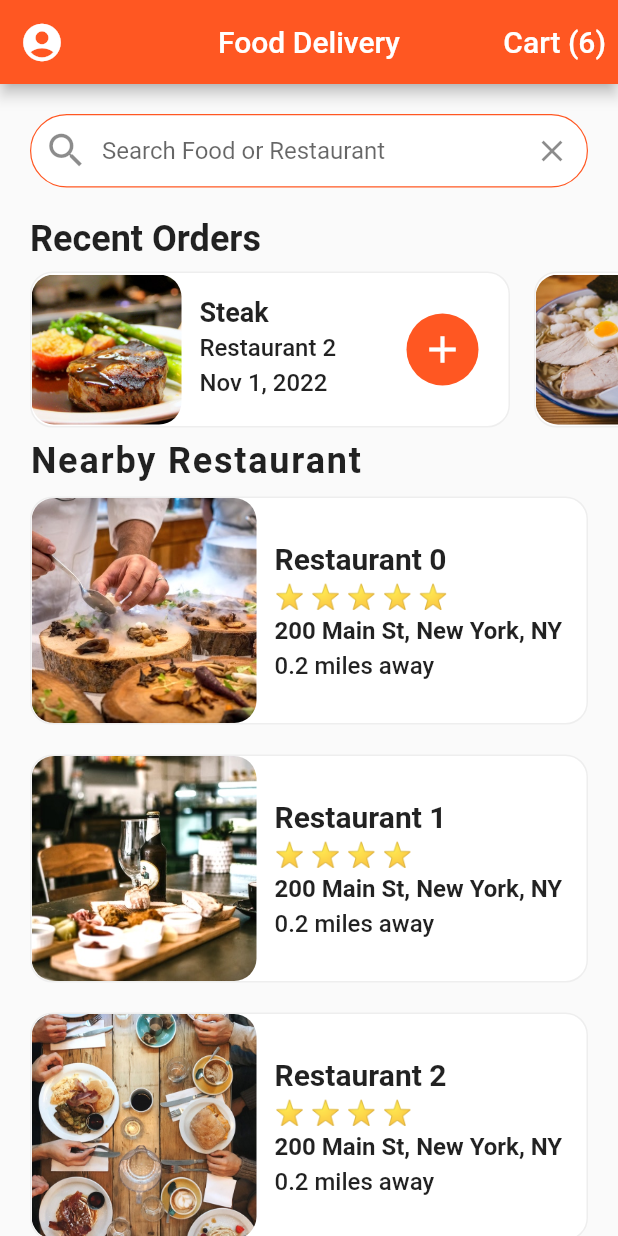
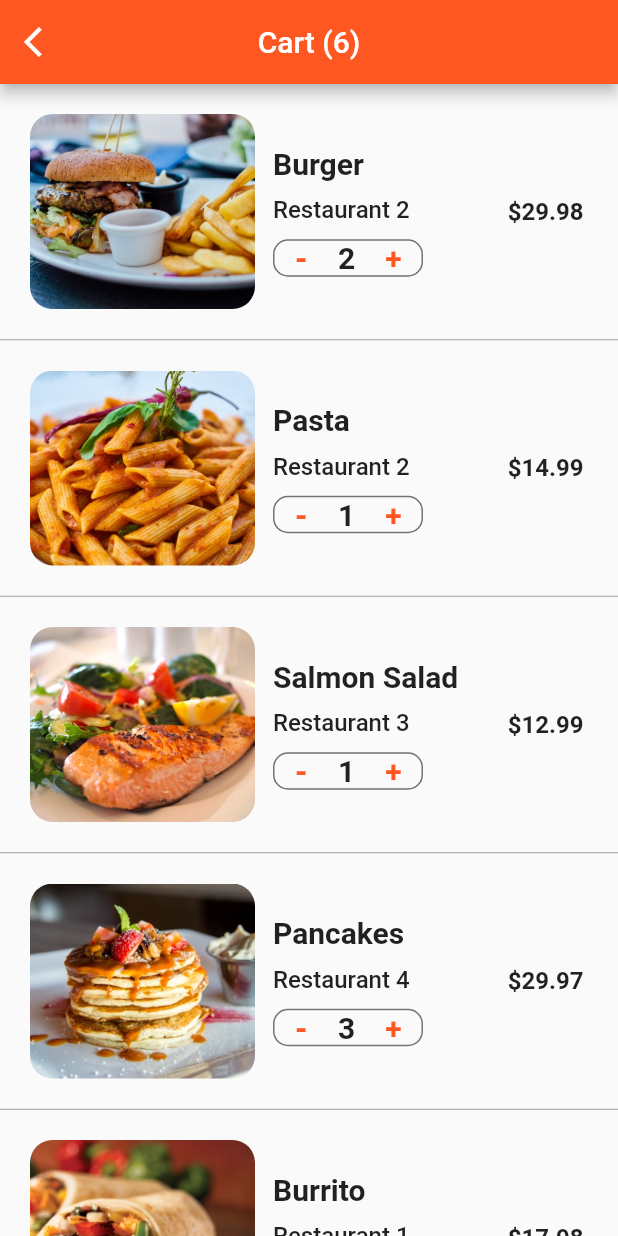
Before and after one commit to eslamyounis1/Flutter_Food_Delivery_App_UI, a Flutter app: the screen it shows after launch, after a tap on an icon or button, on a phone screen of 412 x 824 dp. Run offline on Flutter 3.47's test engine with Material 2 defaults, Android fonts, the phone set to English and light mode, and no system bars.

Commit message:
cart_section

```diff
--- a/lib/main.dart
+++ b/lib/main.dart
@@ -13,6 +13,9 @@ class MyApp extends StatelessWidget {
       title: 'Flutter Food Delivery UI',
       debugShowCheckedModeBanner: false,
       theme: ThemeData(
+        appBarTheme: const AppBarTheme(
+          centerTitle: true,
+        ),
         scaffoldBackgroundColor: Colors.grey[50],
         primaryColor: Colors.deepOrange,
         primarySwatch: Colors.deepOrange,
--- a/lib/models/order.dart
+++ b/lib/models/order.dart
@@ -5,7 +5,7 @@ class Order {
   final Restaurant restaurant;
   final Food food;
   final String date;
-  final int quantity;
+  late final int quantity;
 
   Order({
     required this.date,
--- /dev/null
+++ b/lib/screens/cart_screen.dart
@@ -0,0 +1,165 @@
+import 'package:flutter/cupertino.dart';
+import 'package:flutter/material.dart';
+
+import '../data/data.dart';
+import '../models/order.dart';
+
+class CartScreen extends StatefulWidget {
+  const CartScreen({Key? key}) : super(key: key);
+
+  @override
+  State<CartScreen> createState() => _CartScreenState();
+}
+
+class _CartScreenState extends State<CartScreen> {
+  @override
+  Widget build(BuildContext context) {
+    return Scaffold(
+      appBar: AppBar(
+        leading: IconButton(
+          onPressed: () {
+            Navigator.pop(context);
+          },
+          icon: const Icon(
+            Icons.arrow_back_ios,
+          ),
+        ),
+        title: Text(
+          'Cart (${currentUser.cart.length})',
+        ),
+      ),
+      body: ListView.separated(
+        physics: const BouncingScrollPhysics(),
+        itemBuilder: (context, index) {
+          Order order = currentUser.cart[index];
+          return _buildCartItem(order);
+        },
+        separatorBuilder: (context, index) => const Divider(
+          color: Colors.grey,
+          height: 1.0,
+        ),
+        itemCount: currentUser.cart.length,
+      ),
+    );
+  }
+
+  Widget _buildCartItem(Order orderedItem) {
+    return Container(
+      padding: const EdgeInsets.all(20.0),
+      height: 170.0,
+      child: Row(
+        mainAxisAlignment: MainAxisAlignment.spaceBetween,
+        children: [
+          Expanded(
+            child: Row(
+              children: [
+                Container(
+                  width: 150,
+                  decoration: BoxDecoration(
+                    image: DecorationImage(
+                      image: AssetImage(
+                        orderedItem.food.imageUrl,
+                      ),
+                      fit: BoxFit.cover,
+                    ),
+                    borderRadius: BorderRadius.circular(15.0),
+                  ),
+                ),
+                Expanded(
+                  child: Container(
+                    margin: const EdgeInsets.all(12.0),
+                    child: Column(
+                      mainAxisAlignment: MainAxisAlignment.center,
+                      crossAxisAlignment: CrossAxisAlignment.start,
+                      children: [
+                        Text(
+                          orderedItem.food.name ,
+                          overflow: TextOverflow.ellipsis,
+                          style: const TextStyle(
+                              fontSize: 20.0, fontWeight: FontWeight.bold),
+                        ),
+                        const SizedBox(
+                          height: 10.0,
+                        ),
+                        Text(
+                          orderedItem.restaurant.name,
+                          overflow: TextOverflow.ellipsis,
+                          style: const TextStyle(
+                            fontSize: 16.0,
+                            fontWeight: FontWeight.w500,
+                          ),
+                        ),
+                        const SizedBox(
+                          height: 10.0,
+                        ),
+                        Container(
+                          width: 100.0,
+                          decoration: BoxDecoration(
+                              borderRadius: BorderRadius.circular(10.0),
+                              border: Border.all(
+                                width: 1.0,
+                                color: Colors.black54,
+                              )),
+                          child: Row(
+                            mainAxisAlignment: MainAxisAlignment.center,
+                            children: [
+                              GestureDetector(
+                                onTap: () {
+                                  setState(() {});
+                                },
+                                child: Text(
+                                  '-',
+                                  style: TextStyle(
+                                    color: Theme.of(context).primaryColor,
+                                    fontSize: 20.0,
+                                    fontWeight: FontWeight.w900,
+                                  ),
+                                ),
+                              ),
+                              const SizedBox(width: 20.0),
+                              Text(
+                                '${orderedItem.quantity}',
+                                style: const TextStyle(
+                                  fontSize: 20.0,
+                                  fontWeight: FontWeight.w600,
+                                ),
+                              ),
+                              const SizedBox(width: 20.0),
+                              GestureDetector(
+                                onTap: () {
+                                  setState(() {});
+                                },
+                                child: Text(
+                                  '+',
+                                  style: TextStyle(
+                                    color: Theme.of(context).primaryColor,
+                                    fontSize: 20.0,
+                                    fontWeight: FontWeight.w600,
+                                  ),
+                                ),
+                              ),
+                            ],
+                          ),
+                        ),
+                      ],
+                    ),
+                  ),
+                ),
+              ],
+            ),
+          ),
+          Container(
+            margin: const EdgeInsets.all(3.0),
+            child: Text(
+              '\$${orderedItem.quantity * orderedItem.food.price}',
+              style: const TextStyle(
+                fontWeight:FontWeight.w600 ,
+                fontSize:16.0 ,
+              ),
+            ),
+          ),
+        ],
+      ),
+    );
+  }
+}
--- a/lib/screens/home_screen.dart
+++ b/lib/screens/home_screen.dart
@@ -6,6 +6,7 @@ import 'package:flutter_food_delivery_ui/screens/resturant_screen.dart';
 
 import '../widgets/rating_stars.dart';
 import '../widgets/recent_orders.dart';
+import 'cart_screen.dart';
 
 class HomeScreen extends StatefulWidget {
   const HomeScreen({Key? key}) : super(key: key);
@@ -15,7 +16,6 @@ class HomeScreen extends StatefulWidget {
 }
 
 class _HomeScreenState extends State<HomeScreen> {
-
   @override
   Widget build(BuildContext context) {
     return Scaffold(
@@ -30,10 +30,16 @@ class _HomeScreenState extends State<HomeScreen> {
         title: const Text(
           'Food Delivery',
         ),
-        centerTitle: true,
         actions: [
           TextButton(
-            onPressed: () {},
+            onPressed: () {
+              Navigator.push(
+                context,
+                MaterialPageRoute(builder: (context) {
+                  return const CartScreen();
+                }),
+              );
+            },
             child: Text(
               'Cart (${currentUser.cart.length})',
               style: const TextStyle(
--- a/lib/screens/resturant_screen.dart
+++ b/lib/screens/resturant_screen.dart
@@ -108,7 +108,7 @@ class _RestaurantScreenState extends State<RestaurantScreen> {
             mainAxisAlignment: MainAxisAlignment.spaceEvenly,
             children: [
               Container(
-                height: 30.0,
+                height: 32.0,
                 padding: const EdgeInsets.symmetric(
                   horizontal: 6.0,
                 ),
@@ -128,7 +128,7 @@ class _RestaurantScreenState extends State<RestaurantScreen> {
                 ),
               ),
               Container(
-                height: 30.0,
+                height: 32.0,
                 padding: const EdgeInsets.symmetric(
                   horizontal: 6.0,
                 ),
```
